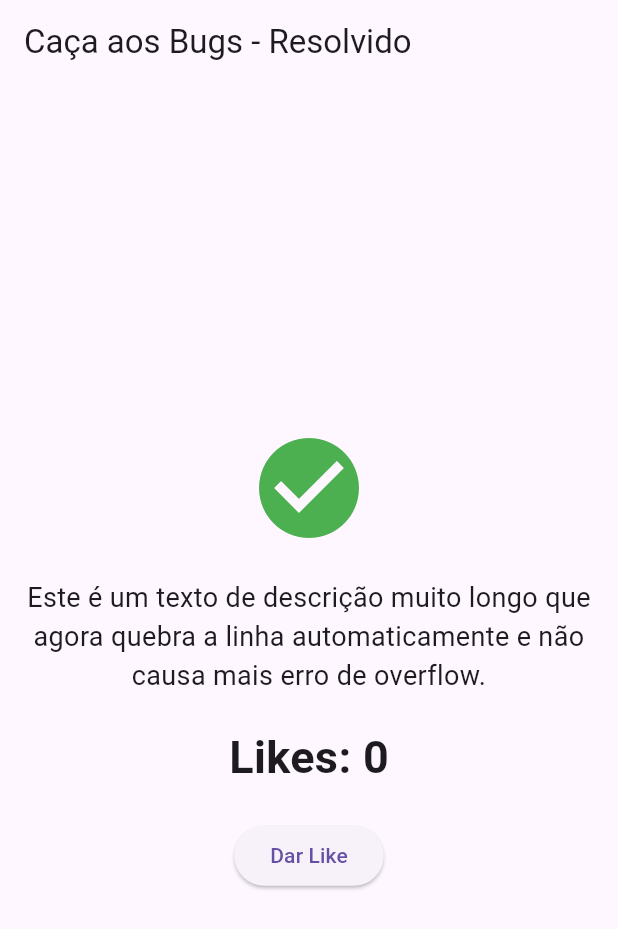
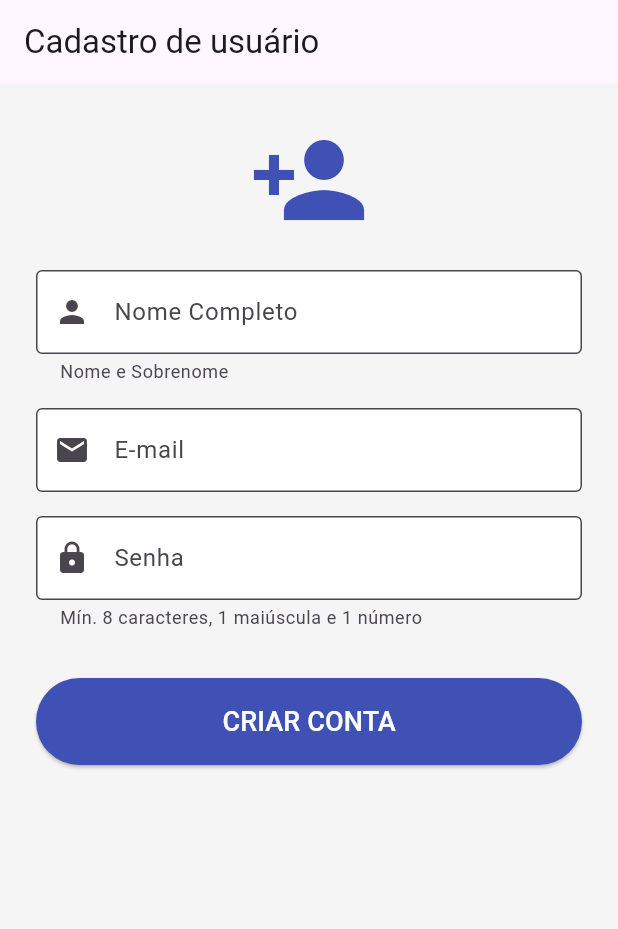
Before and after one commit to heitorhidalgo/mini-curso-prompt-eng-usp, a Flutter app: the screen it shows after launch, on a phone screen of 412 x 824 dp. Shown: the top 929 px of the screen. Run offline on Flutter 3.47's test engine with Material 3 defaults, Android fonts, the phone set to English and light mode, and no system bars.

Commit message:
Final: Conclusão do curso com Cadastro Seguro e Documentação completa

```diff
--- a/lib/main.dart
+++ b/lib/main.dart
@@ -1,76 +1,151 @@
 import 'package:flutter/material.dart';
 
 void main() {
-  runApp(const AppCorrigido());
+  runApp(const CadastroApp());
 }
 
-class AppCorrigido extends StatelessWidget {
-  const AppCorrigido({super.key});
+class CadastroApp extends StatelessWidget {
+  const CadastroApp({super.key});
 
   @override
   Widget build(BuildContext context) {
     return MaterialApp(
       debugShowCheckedModeBanner: false,
-      home: const TelaPerfil(),
+      theme: ThemeData(
+        primarySwatch: Colors.indigo,
+        inputDecorationTheme: const InputDecorationTheme(
+          border: OutlineInputBorder(),
+          filled: true,
+          fillColor: Colors.white,
+        ),
+      ),
+      home: const TelaCadastro(),
     );
   }
 }
 
-class TelaPerfil extends StatefulWidget {
-  const TelaPerfil({super.key});
+class TelaCadastro extends StatefulWidget {
+  const TelaCadastro({super.key});
 
   @override
-  State<TelaPerfil> createState() => _TelaPerfilState();
+  State<TelaCadastro> createState() => _TelaCadastroState();
 }
 
-class _TelaPerfilState extends State<TelaPerfil> {
-  int _likes = 0;
+class _TelaCadastroState extends State<TelaCadastro> {
+  final _formKey = GlobalKey<FormState>();
 
-  void _darLike() {
-    // CORREÇÃO 1 (Lógica): Uso do setState para reconstruir a tela
-    setState(() {
-      _likes = _likes + 1;
-    });
-    print("Você deu like! Total: $_likes");
+  final _nomeController = TextEditingController();
+  final _emailController = TextEditingController();
+  final _senhaController = TextEditingController();
+
+  void _realizarCadastro() {
+    if (_formKey.currentState!.validate()) {
+      ScaffoldMessenger.of(context).showSnackBar(
+        const SnackBar(
+          content: Text('Cadastro realizado com sucesso! 🚀'),
+          backgroundColor: Colors.green,
+          behavior: SnackBarBehavior.floating,
+        ),
+      );
+
+      // Simulação de envio
+      print("Nome: ${_nomeController.text}");
+      print("Email: ${_emailController.text}");
+    } else {
+      ScaffoldMessenger.of(context).showSnackBar(
+        const SnackBar(
+          content: Text('Verifique os erros em vermelho.'),
+          backgroundColor: Colors.red,
+        ),
+      );
+    }
   }
 
   @override
   Widget build(BuildContext context) {
     return Scaffold(
-      appBar: AppBar(title: const Text("Caça aos Bugs - Resolvido")),
-      body: Padding(
-        padding: const EdgeInsets.all(16.0),
-        child: Column(
-          mainAxisAlignment: MainAxisAlignment.center,
-          children: [
-            const Icon(Icons.check_circle, size: 80, color: Colors.green),
-            const SizedBox(height: 20),
+      backgroundColor: Colors.grey[100],
+      appBar: AppBar(title: const Text("Cadastro de usuário")),
+      body: SingleChildScrollView(
+        padding: const EdgeInsets.all(24.0),
+        child: Form(
+          key: _formKey,
+          child: Column(
+            crossAxisAlignment: CrossAxisAlignment.stretch,
+            children: [
+              const Icon(Icons.person_add, size: 80, color: Colors.indigo),
+              const SizedBox(height: 20),
 
-            Row(
-              children: [
-                // CORREÇÃO 2 (Layout): Expanded força o texto a quebrar linha e respeitar a largura
-                Expanded(
-                  child: const Text(
-                    "Este é um texto de descrição muito longo que agora quebra a linha automaticamente e não causa mais erro de overflow.",
-                    style: TextStyle(fontSize: 18),
-                    textAlign: TextAlign.center,
-                  ),
+              // CAMPO NOME
+              TextFormField(
+                controller: _nomeController,
+                decoration: const InputDecoration(
+                    labelText: "Nome Completo",
+                    prefixIcon: Icon(Icons.person),
+                    helperText: "Nome e Sobrenome" // Dica visual extra
                 ),
-              ],
-            ),
+                validator: (value) {
+                  if (value == null || value.isEmpty) return 'Por favor, digite seu nome.';
+                  if (value.trim().split(' ').length < 2) return 'Digite nome e sobrenome.';
+                  return null;
+                },
+              ),
+              const SizedBox(height: 16),
 
-            const SizedBox(height: 20),
-            Text(
-              "Likes: $_likes",
-              style: const TextStyle(fontSize: 30, fontWeight: FontWeight.bold),
-            ),
-            const SizedBox(height: 20),
+              // CAMPO EMAIL
+              TextFormField(
+                controller: _emailController,
+                keyboardType: TextInputType.emailAddress,
+                decoration: const InputDecoration(labelText: "E-mail", prefixIcon: Icon(Icons.email)),
+                validator: (value) {
+                  if (value == null || value.isEmpty) return 'O e-mail é obrigatório.';
+                  // Regex robusto para e-mail
+                  final emailRegex = RegExp(r'^[\w-\.]+@([\w-]+\.)+[\w-]{2,4}$');
+                  if (!emailRegex.hasMatch(value)) return 'Digite um e-mail válido (ex: .com ou .br)';
+                  return null;
+                },
+              ),
+              const SizedBox(height: 16),
 
-            ElevatedButton(
-              onPressed: _darLike,
-              child: const Text("Dar Like"),
-            ) // CORREÇÃO 3 (Sintaxe): Ponto e vírgula adicionado
-          ],
+              // CAMPO SENHA (ATUALIZADO)
+              TextFormField(
+                controller: _senhaController,
+                obscureText: true,
+                decoration: const InputDecoration(
+                    labelText: "Senha",
+                    prefixIcon: Icon(Icons.lock),
+                    helperText: "Mín. 8 caracteres, 1 maiúscula e 1 número",
+                    helperMaxLines: 2
+                ),
+                validator: (value) {
+                  if (value == null || value.isEmpty) return 'A senha é obrigatória.';
+
+                  // Regra 1: Tamanho mínimo
+                  if (value.length < 8) return 'A senha deve ter no mínimo 8 caracteres.';
+
+                  // Regra 2: Pelo menos um número
+                  if (!value.contains(RegExp(r'[0-9]'))) return 'A senha deve conter pelo menos um número.';
+
+                  // Regra 3: Pelo menos uma letra maiúscula
+                  if (!value.contains(RegExp(r'[A-Z]'))) return 'A senha deve conter uma letra maiúscula.';
+
+                  return null;
+                },
+              ),
+              const SizedBox(height: 32),
+
+              // BOTÃO
+              ElevatedButton(
+                onPressed: _realizarCadastro,
+                style: ElevatedButton.styleFrom(
+                  padding: const EdgeInsets.symmetric(vertical: 16),
+                  backgroundColor: Colors.indigo,
+                  foregroundColor: Colors.white,
+                ),
+                child: const Text("CRIAR CONTA", style: TextStyle(fontSize: 18)),
+              ),
+            ],
+          ),
         ),
       ),
     );
```
Also changed, not shown: 1 other file.
